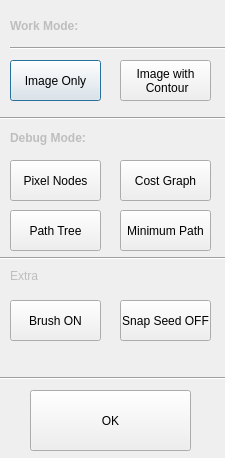
First picture: the form in p1/scissor_diag.ui, repository boliu68/CV_HW, before the edit.
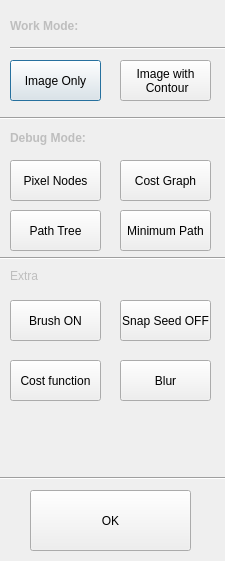
Second picture: the form after the edit.

Commit message: Add change cost function

```diff
--- a/p1/scissor_diag.ui
+++ b/p1/scissor_diag.ui
@@ -10,7 +10,7 @@
     <x>0</x>
     <y>0</y>
     <width>225</width>
-    <height>458</height>
+    <height>561</height>
    </rect>
   </property>
   <property name="windowTitle">
@@ -130,7 +130,7 @@
    <property name="geometry">
     <rect>
      <x>30</x>
-     <y>390</y>
+     <y>490</y>
      <width>161</width>
      <height>61</height>
     </rect>
@@ -195,7 +195,7 @@
    <property name="geometry">
     <rect>
      <x>0</x>
-     <y>370</y>
+     <y>470</y>
      <width>251</width>
      <height>16</height>
     </rect>
@@ -246,6 +246,32 @@
     <string>Snap Seed OFF</string>
    </property>
   </widget>
+  <widget class="QPushButton" name="sc_cost_function">
+   <property name="geometry">
+    <rect>
+     <x>10</x>
+     <y>360</y>
+     <width>91</width>
+     <height>41</height>
+    </rect>
+   </property>
+   <property name="text">
+    <string>Cost function</string>
+   </property>
+  </widget>
+  <widget class="QPushButton" name="sc_Blur">
+   <property name="geometry">
+    <rect>
+     <x>120</x>
+     <y>360</y>
+     <width>91</width>
+     <height>41</height>
+    </rect>
+   </property>
+   <property name="text">
+    <string>Blur</string>
+   </property>
+  </widget>
  </widget>
  <resources/>
  <connections>
```
Left out of the diff: 36 changed lines with no effect on the pictures. The commit also changes 10 other files.
